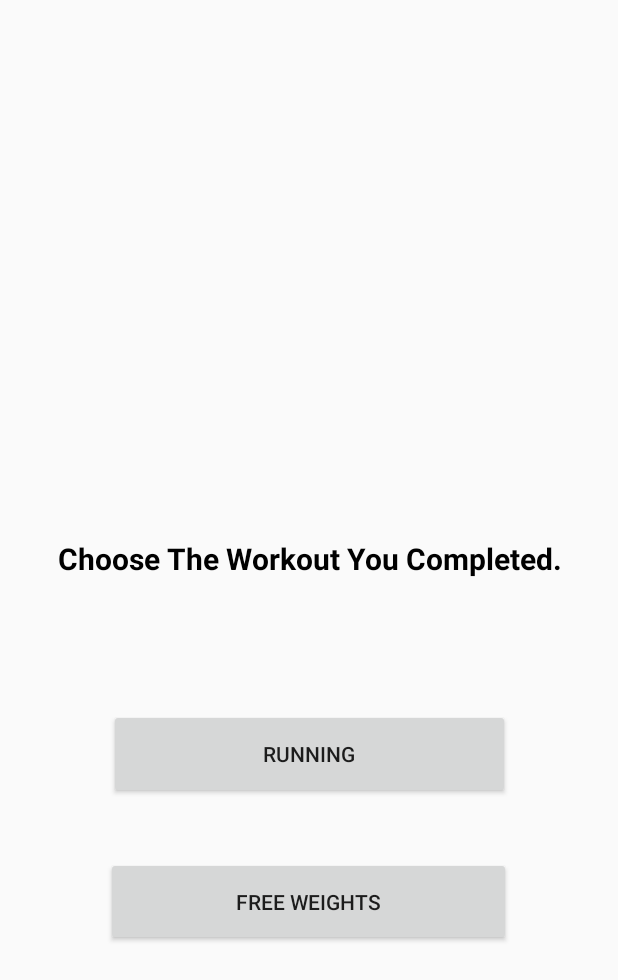
After one commit to SkltnJack/WorkoutFinalProject, an Android app: the layout fragment_open_screen.xml on its own in the app's theme, with its tools: preview values and no code run, on a phone screen of 412 x 824 dp. The commit adds this screen. Shown: the top 980 px of the screen. Run offline under Robolectric (Android 15) with nearby library versions, the phone set to English and light mode, and no system bars.

Commit message:
created the opening screen and navigation.xml file.
also created OpenScreenFragment.kt not sure if its made correctly tho

```diff
--- a/app/build.gradle
+++ b/app/build.gradle
@@ -8,7 +8,7 @@ android {
     buildToolsVersion "30.0.2"
 
     defaultConfig {
-        applicationId "project.st991438136.Alex"
+        applicationId "project.st991438136.alex"
         minSdkVersion 21
         targetSdkVersion 30
         versionCode 1
@@ -31,11 +31,13 @@ android {
 
 dependencies {
     implementation fileTree(dir: "libs", include: ["*.jar"])
-    implementation "org.jetbrains.kotlin:kotlin-stdlib:1.4.10"
+    implementation "org.jetbrains.kotlin:kotlin-stdlib:1.4.20"
     implementation 'androidx.core:core-ktx:1.3.2'
     implementation 'androidx.appcompat:appcompat:1.2.0'
     implementation 'androidx.constraintlayout:constraintlayout:2.0.4'
     implementation 'com.google.firebase:firebase-database:19.5.1'
+    implementation 'androidx.navigation:navigation-fragment-ktx:2.3.2'
+    implementation 'androidx.navigation:navigation-ui-ktx:2.3.2'
     testImplementation 'junit:junit:4.12'
     androidTestImplementation 'androidx.test.ext:junit:1.1.2'
     androidTestImplementation 'androidx.test.espresso:espresso-core:3.3.0'
--- /dev/null
+++ b/app/src/main/res/layout/fragment_open_screen.xml
@@ -0,0 +1,53 @@
+<?xml version="1.0" encoding="utf-8"?>
+<layout xmlns:android="http://schemas.android.com/apk/res/android"
+    xmlns:app="http://schemas.android.com/apk/res-auto"
+    xmlns:tools="http://schemas.android.com/tools">
+
+    <androidx.constraintlayout.widget.ConstraintLayout
+        android:layout_height="match_parent"
+        android:layout_width="match_parent">
+
+        <TextView
+            android:layout_width="match_parent"
+            android:layout_height="wrap_content"
+            android:text="Choose The Workout You Completed."
+            android:textAlignment="center"
+            android:textColor="@color/common_google_signin_btn_text_dark_focused"
+            android:textSize="20sp"
+            android:textStyle="bold"
+            app:layout_constraintBottom_toTopOf="@+id/btnSelect"
+            app:layout_constraintEnd_toEndOf="parent"
+            app:layout_constraintHorizontal_bias="1.0"
+            app:layout_constraintStart_toStartOf="parent"
+            app:layout_constraintTop_toTopOf="parent"
+            app:layout_constraintVertical_bias="0.806" />
+
+        <Button
+            android:id="@+id/btnFreeWeights"
+            android:layout_width="270dp"
+            android:layout_height="59dp"
+            android:text="Free Weights"
+            app:layout_constraintBottom_toBottomOf="parent"
+            app:layout_constraintEnd_toEndOf="parent"
+            app:layout_constraintHorizontal_bias="0.496"
+            app:layout_constraintStart_toStartOf="parent"
+            app:layout_constraintTop_toTopOf="parent"
+            app:layout_constraintVertical_bias="0.747" />
+
+        <Button
+            android:id="@+id/btnSelect"
+            android:layout_width="267dp"
+            android:layout_height="60dp"
+            android:text="Running"
+            app:layout_constraintBottom_toTopOf="@+id/btnFreeWeights"
+            app:layout_constraintEnd_toEndOf="parent"
+            app:layout_constraintStart_toStartOf="parent"
+            app:layout_constraintTop_toTopOf="parent"
+            app:layout_constraintVertical_bias="0.925" />
+
+
+    </androidx.constraintlayout.widget.ConstraintLayout>
+
+
+
+</layout>
--- a/build.gradle
+++ b/build.gradle
@@ -6,9 +6,9 @@ buildscript {
         jcenter()
     }
     dependencies {
-        classpath "com.android.tools.build:gradle:4.0.1"
-        classpath "org.jetbrains.kotlin:kotlin-gradle-plugin:$kotlin_version"
-        classpath 'com.google.gms:google-services:4.2.0'
+        classpath "com.android.tools.build:gradle:4.0.2"
+        classpath "org.jetbrains.kotlin:kotlin-gradle-plugin:1.4.20"
+        classpath 'com.google.gms:google-services:4.3.4'
 
         // NOTE: Do not place your application dependencies here; they belong
         // in the individual module build.gradle files
```
Also changed, not shown: app/src/main/java/project/st991438136/alex/Fragment/OpenScreenFragment.kt (added, +25 -0 lines), app/src/main/res/layout/activity_main.xml (+10 -15 lines), app/src/main/res/navigation/navigation.xml (added, +13 -0 lines).
